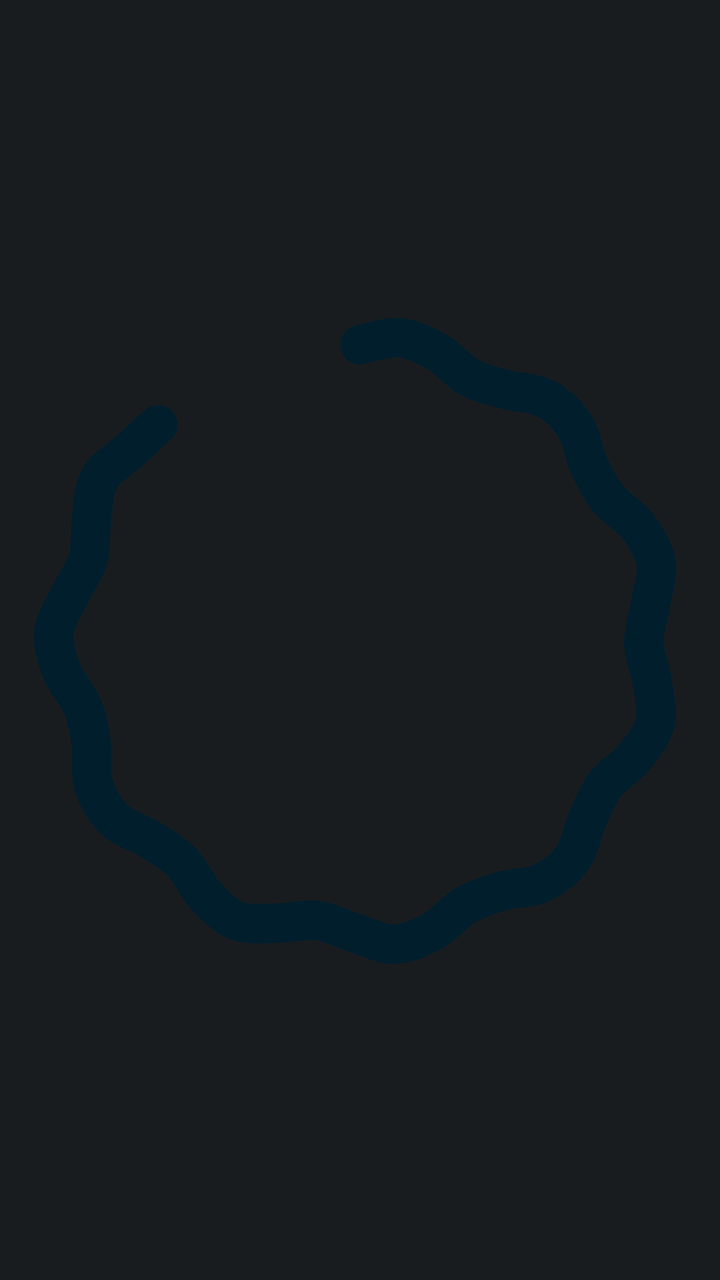
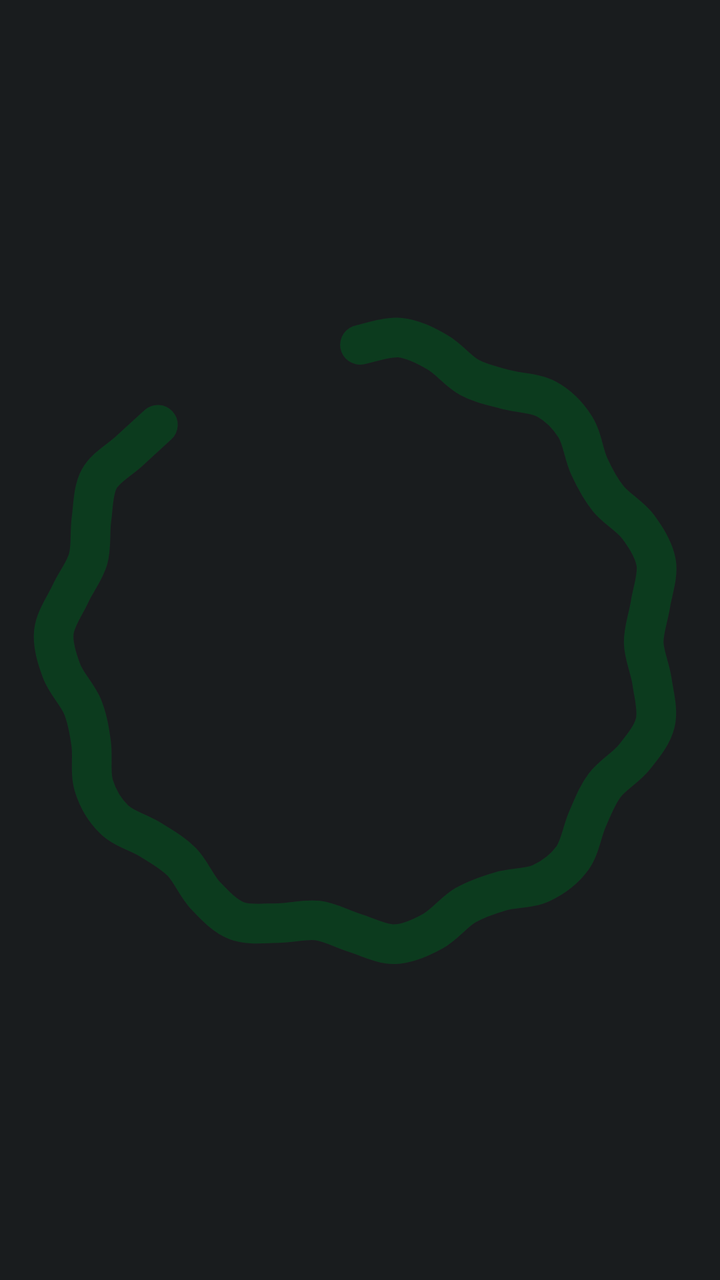

Before-and-after screenshots of an Android layout around one commit, followed by the original layout XML and the change that was made.
<!-- AndroidManifest.xml: application theme AppTheme -->
<!-- res/layout/wave_88.xml -->
<?xml version="1.0" encoding="utf-8"?>
<ProgressBar xmlns:android="http://schemas.android.com/apk/res/android"
    android:id="@+id/wave"
    android:layout_width="120dp"
    android:layout_height="120dp"
    android:layout_gravity="center"
    android:indeterminate="true"
    android:indeterminateBehavior="repeat"
    android:indeterminateDuration="1600"
    android:indeterminateDrawable="@drawable/charge_wave_88"
    android:indeterminateTint="@color/g_on_primary_c"
    android:indeterminateTintMode="src_in" />
<!-- resources referenced by this layout -->
<resources>
  <color name="g_on_primary_c">@android:color/system_accent1_900</color>
  <!-- drawable charge_wave_88: vector/xml drawable (drawable, 58998 chars, omitted) -->
  <style name="AppTheme" parent="@android:style/Theme.DeviceDefault.NoActionBar">
          <item name="android:windowBackground">@color/ui_bg</item>
          <item name="android:statusBarColor">@android:color/transparent</item>
          <item name="android:navigationBarColor">@android:color/transparent</item>
          <item name="android:windowLightStatusBar">false</item>
          <item name="android:windowLightNavigationBar">false</item>
      </style>
  <color name="ui_bg">@android:color/system_neutral1_900</color>
</resources>

<!-- the commit's change to res/layout/wave_88.xml (unified diff, before → after) -->
@@ -8,5 +8,5 @@
     android:indeterminateBehavior="repeat"
     android:indeterminateDuration="1600"
     android:indeterminateDrawable="@drawable/charge_wave_88"
-    android:indeterminateTint="@color/g_on_primary_c"
+    android:indeterminateTint="@color/g_on_charge"
     android:indeterminateTintMode="src_in" />
<!-- resource entries referenced after the edit -->
@@ -1,6 +1,6 @@
 <!-- resources referenced by this layout -->
 <resources>
-  <color name="g_on_primary_c">@android:color/system_accent1_900</color>
+  <color name="g_on_charge">#FF0C3B1E</color>
   <!-- drawable charge_wave_88: vector/xml drawable (drawable, 58998 chars, omitted) -->
   <style name="AppTheme" parent="@android:style/Theme.DeviceDefault.NoActionBar">
           <item name="android:windowBackground">@color/ui_bg</item>
